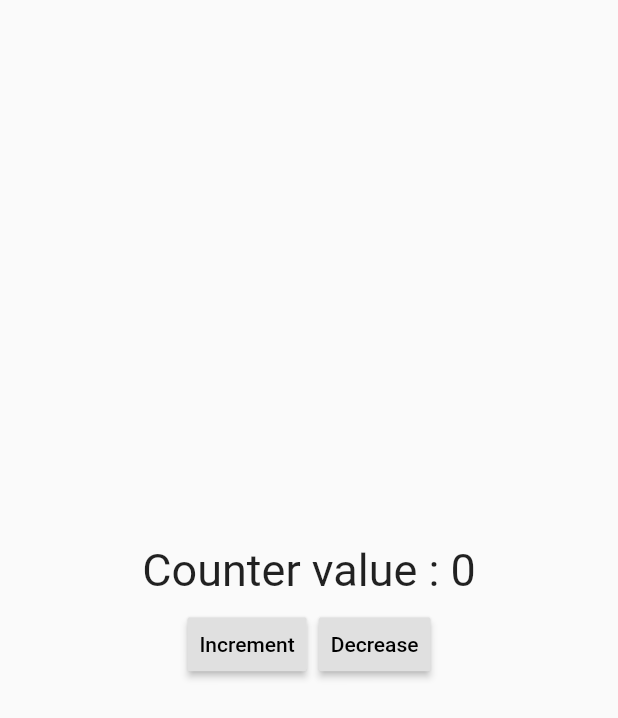
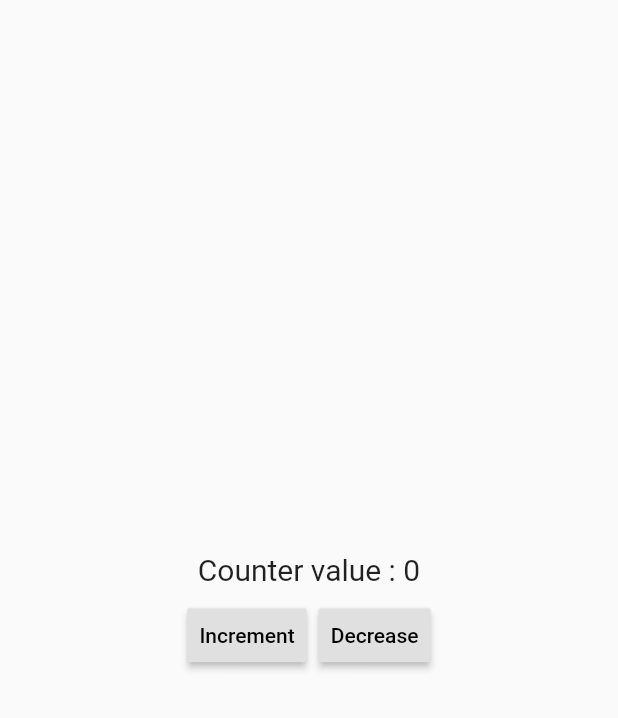
Before and after one commit to MOKSHA22/Flutter_counter, a Flutter app: the screen it shows after launch, on a phone screen of 412 x 824 dp. Shown: the top 718 px of the screen. Run offline on Flutter 3.47's test engine with Material 2 defaults, Android fonts, the phone set to English and light mode, and no system bars; our stand-ins replace bloc, flutter_bloc.

Commit message:
Update counterScreen.dart

```diff
--- a/lib/counterScreen.dart
+++ b/lib/counterScreen.dart
@@ -24,7 +24,7 @@ class CounterScreen extends StatelessWidget {
            builder: (BuildContext context, int state){
              return Text('Counter value : $state',
                style: TextStyle(
-                   fontSize: 30.0
+                   fontSize: 20.0
                ),
              );
            },
```
